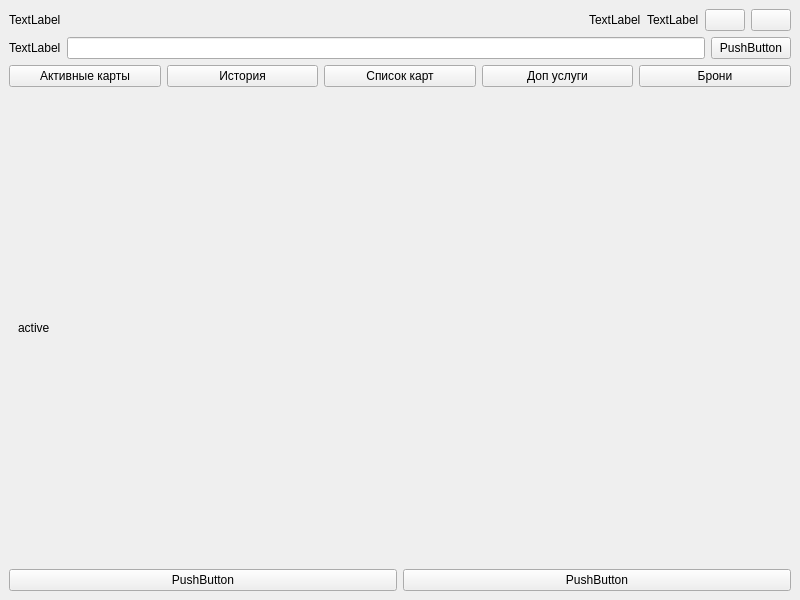
First picture: the form in src/mainwindow.ui, repository BurovNik/Place43, before the edit.
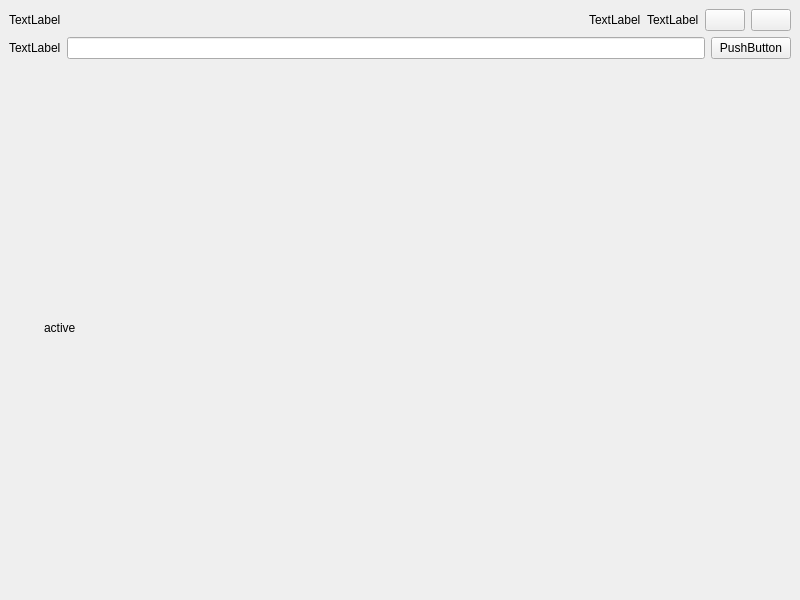
Second picture: the form after the edit. Icons and pictures are not drawn. Custom widgets are drawn as their Qt base class.

What changed in the file:
```diff
--- a/src/mainwindow.ui
+++ b/src/mainwindow.ui
@@ -14,8 +14,8 @@
    <string>MainWindow</string>
   </property>
   <widget class="QWidget" name="centralwidget">
-   <layout class="QVBoxLayout" name="verticalLayout">
-    <item>
+   <layout class="QFormLayout" name="formLayout">
+    <item row="0" column="0" colspan="2">
      <layout class="QHBoxLayout" name="horizontalLayout_4">
       <item>
        <widget class="QLabel" name="label_programName">
@@ -75,7 +75,7 @@
       </item>
      </layout>
     </item>
-    <item>
+    <item row="1" column="0" colspan="2">
      <layout class="QHBoxLayout" name="horizontalLayout_2">
       <item>
        <widget class="QLabel" name="label">
@@ -96,47 +96,21 @@
       </item>
      </layout>
     </item>
-    <item>
-     <layout class="QHBoxLayout" name="horizontalLayout">
-      <item>
-       <widget class="QPushButton" name="pushButton_activeCards">
-        <property name="text">
-         <string>Активные карты</string>
-        </property>
-       </widget>
-      </item>
-      <item>
-       <widget class="QPushButton" name="pushButton_history">
-        <property name="text">
-         <string>История</string>
-        </property>
-       </widget>
-      </item>
-      <item>
-       <widget class="QPushButton" name="pushButton_allCards">
-        <property name="text">
-         <string>Список карт</string>
-        </property>
-       </widget>
-      </item>
-      <item>
-       <widget class="QPushButton" name="pushButton_extraServices">
-        <property name="text">
-         <string>Доп услуги</string>
-        </property>
-       </widget>
-      </item>
-      <item>
-       <widget class="QPushButton" name="pushButton_reservations">
-        <property name="text">
-         <string>Брони</string>
-        </property>
-       </widget>
-      </item>
-     </layout>
+    <item row="2" column="0">
+     <widget class="MenuWidget" name="widget" native="true">
+      <property name="minimumSize">
+       <size>
+        <width>20</width>
+        <height>20</height>
+       </size>
+      </property>
+     </widget>
     </item>
-    <item>
+    <item row="2" column="1">
      <widget class="QStackedWidget" name="stackedWidget">
+      <property name="currentIndex">
+       <number>0</number>
+      </property>
       <widget class="QWidget" name="page_activeCards">
        <layout class="QHBoxLayout" name="horizontalLayout_5">
         <item>
@@ -195,27 +169,17 @@
       </widget>
      </widget>
     </item>
-    <item>
-     <layout class="QHBoxLayout" name="horizontalLayout_3">
-      <item>
-       <widget class="QPushButton" name="pushButton_6">
-        <property name="text">
-         <string>PushButton</string>
-        </property>
-       </widget>
-      </item>
-      <item>
-       <widget class="QPushButton" name="pushButton_7">
-        <property name="text">
-         <string>PushButton</string>
-        </property>
-       </widget>
-      </item>
-     </layout>
-    </item>
    </layout>
   </widget>
  </widget>
+ <customwidgets>
+  <customwidget>
+   <class>MenuWidget</class>
+   <extends>QWidget</extends>
+   <header>menu-widget/menuwidget.h</header>
+   <container>1</container>
+  </customwidget>
+ </customwidgets>
  <resources>
   <include location="../res/res.qrc"/>
  </resources>
```
